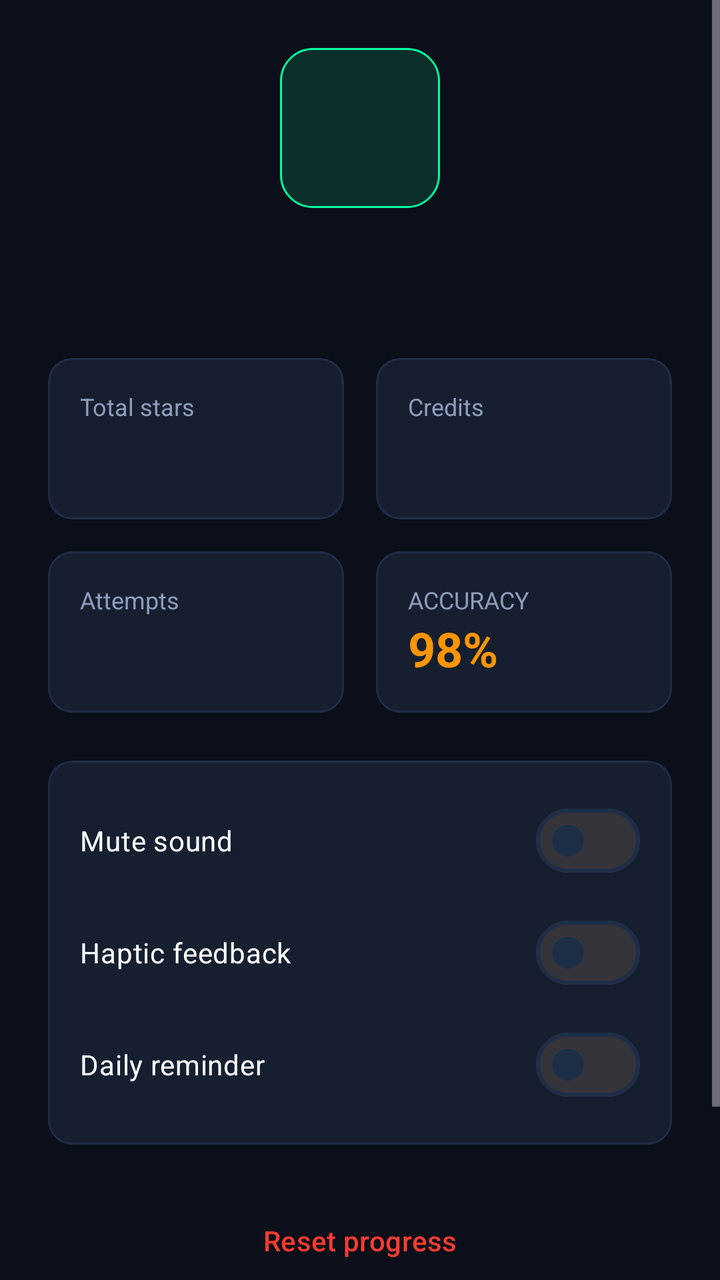
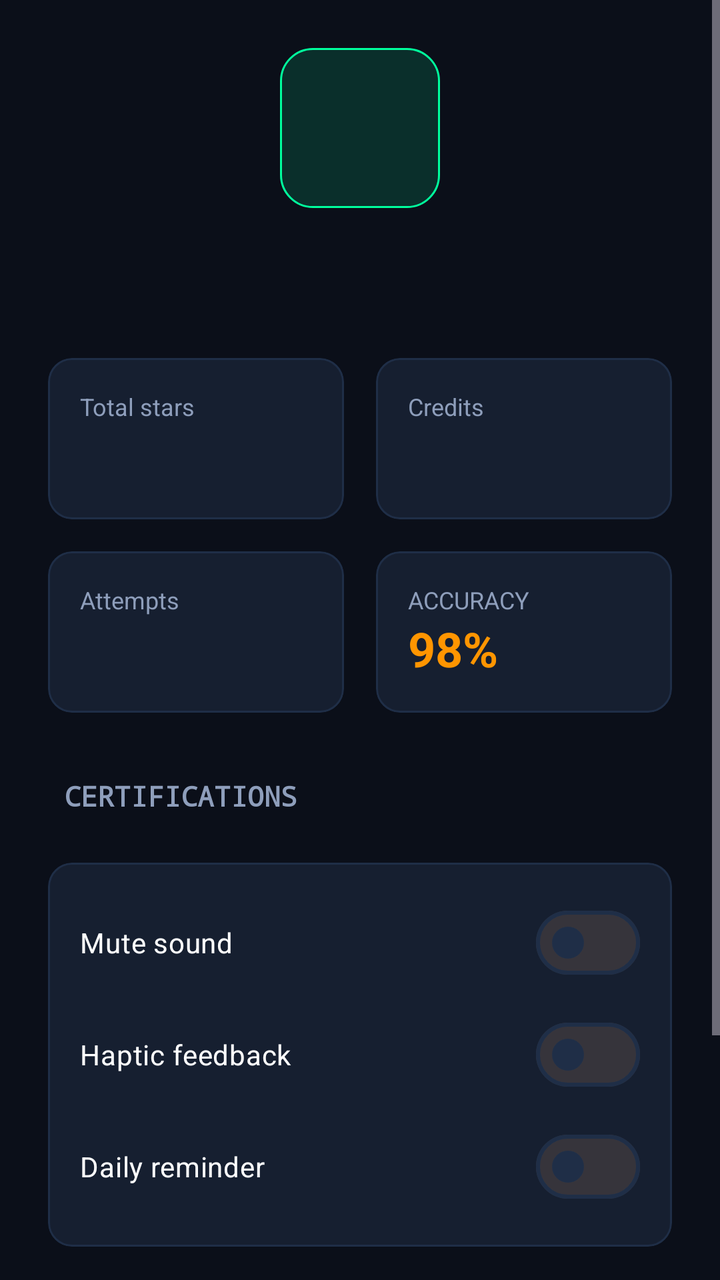

Two renders of the same Android screen: before a commit and after it. Below are the layout's source before the change and the commit's diff.
<!-- AndroidManifest.xml: application theme Theme.CyberBreach -->
<!-- res/layout/fragment_profile.xml -->
<?xml version="1.0" encoding="utf-8"?>
<ScrollView xmlns:android="http://schemas.android.com/apk/res/android"
    xmlns:app="http://schemas.android.com/apk/res-auto"
    android:layout_width="match_parent"
    android:layout_height="match_parent"
    android:background="@color/soc_background"
    android:fillViewport="true">

    <LinearLayout
        android:layout_width="match_parent"
        android:layout_height="wrap_content"
        android:orientation="vertical"
        android:padding="16dp">

        <ImageView
            android:id="@+id/ivRank"
            android:layout_width="80dp"
            android:layout_height="80dp"
            android:layout_gravity="center_horizontal"
            android:layout_marginTop="8dp"
            android:background="@drawable/bg_pill_badge"
            android:padding="16dp"
            app:tint="@color/soc_primary"
            android:contentDescription="@string/desc_rank_badge" />

        <TextView
            android:id="@+id/tvRank"
            android:layout_width="wrap_content"
            android:layout_height="wrap_content"
            android:layout_gravity="center_horizontal"
            android:layout_marginTop="16dp"
            android:layout_marginBottom="24dp"
            android:fontFamily="monospace"
            android:textColor="@color/soc_primary"
            android:textSize="20sp"
            android:textStyle="bold" />

        <GridLayout
            android:layout_width="match_parent"
            android:layout_height="wrap_content"
            android:columnCount="2"
            android:rowCount="2"
            android:alignmentMode="alignMargins"
            android:columnOrderPreserved="false">

            
            <com.google.android.material.card.MaterialCardView
                android:layout_width="0dp"
                android:layout_height="wrap_content"
                android:layout_columnWeight="1"
                android:layout_margin="8dp"
                app:cardBackgroundColor="@color/soc_surface"
                app:strokeColor="@color/soc_surface_stroke"
                app:strokeWidth="1dp"
                app:cardCornerRadius="12dp">
                <LinearLayout
                    android:layout_width="match_parent"
                    android:layout_height="wrap_content"
                    android:padding="16dp"
                    android:orientation="vertical">
                    <TextView
                        android:layout_width="wrap_content"
                        android:layout_height="wrap_content"
                        android:text="@string/stat_stars"
                        android:textColor="@color/soc_text_secondary"
                        android:textSize="12sp" />
                    <TextView
                        android:id="@+id/tvTotalStars"
                        android:layout_width="wrap_content"
                        android:layout_height="wrap_content"
                        android:textColor="@color/soc_primary"
                        android:textStyle="bold"
                        android:textSize="24sp" />
                </LinearLayout>
            </com.google.android.material.card.MaterialCardView>

            
            <com.google.android.material.card.MaterialCardView
                android:layout_width="0dp"
                android:layout_height="wrap_content"
                android:layout_columnWeight="1"
                android:layout_margin="8dp"
                app:cardBackgroundColor="@color/soc_surface"
                app:strokeColor="@color/soc_surface_stroke"
                app:strokeWidth="1dp"
                app:cardCornerRadius="12dp">
                <LinearLayout
                    android:layout_width="match_parent"
                    android:layout_height="wrap_content"
                    android:padding="16dp"
                    android:orientation="vertical">
                    <TextView
                        android:layout_width="wrap_content"
                        android:layout_height="wrap_content"
                        android:text="@string/stat_credits"
                        android:textColor="@color/soc_text_secondary"
                        android:textSize="12sp" />
                    <TextView
                        android:id="@+id/tvCredits"
                        android:layout_width="wrap_content"
                        android:layout_height="wrap_content"
                        android:textColor="@color/soc_accent_cyan"
                        android:textStyle="bold"
                        android:textSize="24sp" />
                </LinearLayout>
            </com.google.android.material.card.MaterialCardView>

            
            <com.google.android.material.card.MaterialCardView
                android:layout_width="0dp"
                android:layout_height="wrap_content"
                android:layout_columnWeight="1"
                android:layout_margin="8dp"
                app:cardBackgroundColor="@color/soc_surface"
                app:strokeColor="@color/soc_surface_stroke"
                app:strokeWidth="1dp"
                app:cardCornerRadius="12dp">
                <LinearLayout
                    android:layout_width="match_parent"
                    android:layout_height="wrap_content"
                    android:padding="16dp"
                    android:orientation="vertical">
                    <TextView
                        android:layout_width="wrap_content"
                        android:layout_height="wrap_content"
                        android:text="@string/stat_attempts"
                        android:textColor="@color/soc_text_secondary"
                        android:textSize="12sp" />
                    <TextView
                        android:id="@+id/tvAttempts"
                        android:layout_width="wrap_content"
                        android:layout_height="wrap_content"
                        android:textColor="@color/soc_text_primary"
                        android:textStyle="bold"
                        android:textSize="24sp" />
                </LinearLayout>
            </com.google.android.material.card.MaterialCardView>

            
            <com.google.android.material.card.MaterialCardView
                android:layout_width="0dp"
                android:layout_height="wrap_content"
                android:layout_columnWeight="1"
                android:layout_margin="8dp"
                app:cardBackgroundColor="@color/soc_surface"
                app:strokeColor="@color/soc_surface_stroke"
                app:strokeWidth="1dp"
                app:cardCornerRadius="12dp">
                <LinearLayout
                    android:layout_width="match_parent"
                    android:layout_height="wrap_content"
                    android:padding="16dp"
                    android:orientation="vertical">
                    <TextView
                        android:layout_width="wrap_content"
                        android:layout_height="wrap_content"
                        android:text="ACCURACY"
                        android:textColor="@color/soc_text_secondary"
                        android:textSize="12sp" />
                    <TextView
                        android:layout_width="wrap_content"
                        android:layout_height="wrap_content"
                        android:text="98%"
                        android:textColor="@color/soc_warning"
                        android:textStyle="bold"
                        android:textSize="24sp" />
                </LinearLayout>
            </com.google.android.material.card.MaterialCardView>
        </GridLayout>

        <com.google.android.material.card.MaterialCardView
            android:layout_width="match_parent"
            android:layout_height="wrap_content"
            android:layout_marginHorizontal="8dp"
            android:layout_marginTop="16dp"
            app:cardBackgroundColor="@color/soc_surface"
            app:strokeColor="@color/soc_surface_stroke"
            app:strokeWidth="1dp"
            app:cardCornerRadius="12dp">
            
            <LinearLayout
                android:layout_width="match_parent"
                android:layout_height="wrap_content"
                android:orientation="vertical"
                android:padding="16dp">
                <com.google.android.material.materialswitch.MaterialSwitch
                    android:id="@+id/switchMute"
                    android:layout_width="match_parent"
                    android:layout_height="wrap_content"
                    android:textColor="@color/soc_text_primary"
                    android:text="@string/settings_mute" />

                <com.google.android.material.materialswitch.MaterialSwitch
                    android:id="@+id/switchHaptics"
                    android:layout_width="match_parent"
                    android:layout_height="wrap_content"
                    android:layout_marginTop="8dp"
                    android:textColor="@color/soc_text_primary"
                    android:text="@string/settings_haptics" />

                <com.google.android.material.materialswitch.MaterialSwitch
                    android:id="@+id/switchReminder"
                    android:layout_width="match_parent"
                    android:layout_height="wrap_content"
                    android:layout_marginTop="8dp"
                    android:textColor="@color/soc_text_primary"
                    android:text="@string/settings_reminder" />
            </LinearLayout>
        </com.google.android.material.card.MaterialCardView>

        <Button
            android:id="@+id/btnResetProgress"
            style="@style/Widget.Material3.Button.OutlinedButton"
            android:layout_width="match_parent"
            android:layout_height="wrap_content"
            android:layout_marginHorizontal="8dp"
            android:layout_marginTop="24dp"
            app:strokeColor="@color/soc_critical"
            android:textColor="@color/soc_critical"
            android:text="@string/btn_reset_progress" />

        <Button
            android:id="@+id/btnClearHistory"
            style="@style/Widget.Material3.Button.OutlinedButton"
            android:layout_width="match_parent"
            android:layout_height="wrap_content"
            android:layout_marginHorizontal="8dp"
            android:layout_marginTop="8dp"
            android:layout_marginBottom="24dp"
            app:strokeColor="@color/soc_warning"
            android:textColor="@color/soc_warning"
            android:text="@string/btn_clear_history" />

    </LinearLayout>
</ScrollView>
<!-- resources referenced by this layout -->
<resources>
  <color name="soc_accent_cyan">#00D8FF</color>
  <color name="soc_background">#0B0F19</color>
  <color name="soc_critical">#FF3B30</color>
  <color name="soc_primary">#00FF9D</color>
  <color name="soc_surface">#161F30</color>
  <color name="soc_surface_stroke">#1F2E47</color>
  <color name="soc_text_primary">#FFFFFF</color>
  <color name="soc_text_secondary">#8E9EBB</color>
  <color name="soc_warning">#FF9500</color>
  <!-- drawable bg_pill_badge (drawable) -->
  <?xml version="1.0" encoding="utf-8"?>
  <shape xmlns:android="http://schemas.android.com/apk/res/android"
      android:shape="rectangle">
      <solid android:color="@color/soc_transparent_primary" />
      <stroke
          android:width="1dp"
          android:color="@color/soc_primary" />
      <corners android:radius="16dp" />
  </shape>
  <string name="btn_clear_history">Clear history</string>
  <string name="btn_reset_progress">Reset progress</string>
  <string name="desc_rank_badge">Rank badge</string>
  <string name="settings_haptics">Haptic feedback</string>
  <string name="settings_mute">Mute sound</string>
  <string name="settings_reminder">Daily reminder</string>
  <string name="stat_attempts">Attempts</string>
  <string name="stat_credits">Credits</string>
  <string name="stat_stars">Total stars</string>
  <style name="Theme.CyberBreach" parent="Base.Theme.CyberBreach" />
  <color name="soc_transparent_primary">#2200FF9D</color>
  <style name="Base.Theme.CyberBreach" parent="Theme.Material3.Dark.NoActionBar">
          <item name="colorPrimary">@color/soc_primary</item>
          <item name="colorOnPrimary">#000000</item>
          <item name="colorPrimaryContainer">@color/soc_transparent_primary</item>
          <item name="colorOnPrimaryContainer">@color/soc_primary</item>
  
          <item name="colorSecondary">@color/soc_accent_cyan</item>
          <item name="colorOnSecondary">#000000</item>
  
          <item name="colorError">@color/soc_critical</item>
          <item name="colorOnError">#FFFFFF</item>
  
          <item name="android:colorBackground">@color/soc_background</item>
          <item name="colorOnBackground">@color/soc_text_primary</item>
          <item name="colorSurface">@color/soc_surface</item>
          <item name="colorOnSurface">@color/soc_text_primary</item>
          <item name="colorSurfaceVariant">@color/soc_surface</item>
          <item name="colorOnSurfaceVariant">@color/soc_text_secondary</item>
          <item name="colorOutline">@color/soc_surface_stroke</item>
          
          <item name="android:statusBarColor">@color/soc_background</item>
          <item name="android:navigationBarColor">@color/soc_surface</item>
      </style>
</resources>

<!-- the commit's change to res/layout/fragment_profile.xml (unified diff, before → after) -->
@@ -168,6 +168,25 @@
             </com.google.android.material.card.MaterialCardView>
         </GridLayout>
 
+        
+        <TextView
+            android:layout_width="wrap_content"
+            android:layout_height="wrap_content"
+            android:layout_marginHorizontal="16dp"
+            android:layout_marginTop="24dp"
+            android:text="CERTIFICATIONS"
+            android:fontFamily="monospace"
+            android:textColor="@color/soc_text_secondary"
+            android:textStyle="bold" />
+
+        <LinearLayout
+            android:id="@+id/certContainer"
+            android:layout_width="match_parent"
+            android:layout_height="wrap_content"
+            android:orientation="vertical"
+            android:layout_marginTop="8dp">
+        </LinearLayout>
+
         <com.google.android.material.card.MaterialCardView
             android:layout_width="match_parent"
             android:layout_height="wrap_content"
